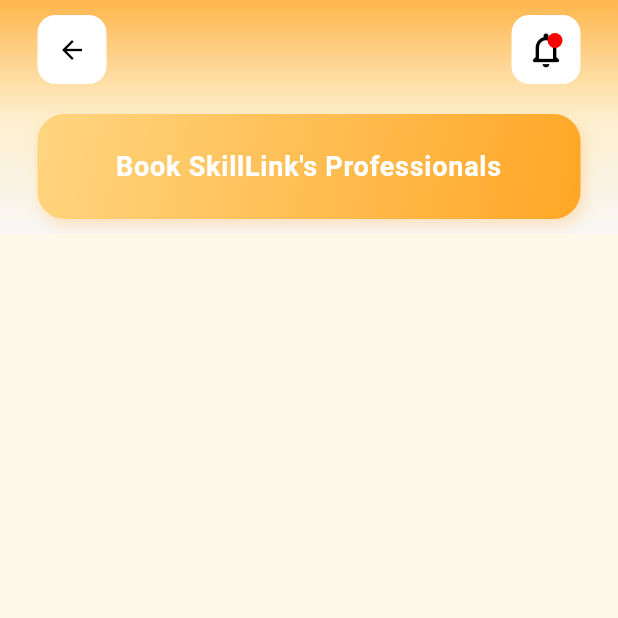
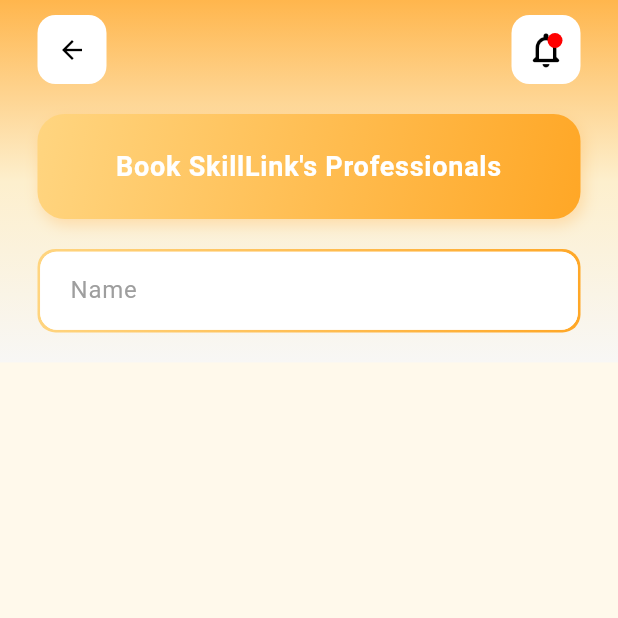
Before and after one commit to sumit-jangid-1708/skilllink, a Flutter app: the BookingScreen screen opened by its route, on a phone screen of 412 x 824 dp, the top half of it. Run offline on Flutter 3.47's test engine with Material 3 defaults, Android fonts, the phone set to English and light mode, and no system bars; our stand-ins replace fluttertoast, get, google_maps_flutter, intl_phone_field, shared_preferences; accounts and stored records are empty.

Commit message:
make a custom text field

```diff
--- /dev/null
+++ b/lib/utils/gradient_textfield.dart
@@ -0,0 +1,73 @@
+import "package:flutter/material.dart";
+
+class GradientTextField extends StatelessWidget {
+  final String hintText;
+  final bool obscureText;
+  final TextEditingController? controller;
+  final TextInputType keyboardType;
+  final IconData? prefixIcon;
+  final IconData? suffixIcon;
+  final VoidCallback? onSuffixTap;
+
+  const GradientTextField({
+    super.key,
+    required this.hintText,
+    required this.obscureText,
+    this.controller,
+    required this.keyboardType,
+    this.prefixIcon,
+    this.suffixIcon,
+    this.onSuffixTap});
+
+  @override
+  Widget build(BuildContext context) {
+    double width = MediaQuery.of(context).size.width;
+    return Container(
+      width: width * 0.9,
+      decoration: BoxDecoration(
+        gradient: const LinearGradient(colors: [
+          Color(0xFFFFD580), // soft yellow-orange top
+          Color(0xFFFFA726), // deeper orange bottom
+        ],
+        begin: Alignment.topLeft,
+          end: Alignment.bottomRight
+        ),
+        borderRadius: BorderRadius.circular(12),
+      ),
+      child: Container(
+        margin: const EdgeInsets.all(1.8),
+        decoration: BoxDecoration(
+          color: Colors.white,
+          borderRadius: BorderRadius.circular(11),
+        ),
+        child: TextField(
+          controller: controller,
+          obscureText: obscureText,
+          keyboardType: keyboardType,
+          style: const TextStyle(fontSize: 16),
+          decoration: InputDecoration(
+            hintText: hintText,
+            hintStyle: const TextStyle(color: Colors.grey),
+            prefixIcon: prefixIcon != null
+              ? Icon(prefixIcon, color: Colors.orangeAccent,)
+                :null,
+            suffixIcon: suffixIcon != null
+              ?GestureDetector(
+              onTap: onSuffixTap,
+              child: Icon(suffixIcon, color: Colors.orangeAccent,),
+            )
+                :null,
+            filled: true,
+            fillColor: Colors.white,
+            border: OutlineInputBorder(
+              borderRadius: BorderRadius.circular(11),
+              borderSide: BorderSide.none,
+            ),
+            contentPadding:
+              const EdgeInsets.symmetric(vertical: 14, horizontal: 16),
+          ),
+        ),
+      ),
+    );
+  }
+}
--- a/lib/view/booking_screen/booking_screen.dart
+++ b/lib/view/booking_screen/booking_screen.dart
@@ -3,6 +3,7 @@
 import 'package:skill_link/utils/curved_background.dart';
 
 import '../../res/colors/app_color.dart';
+import '../../utils/gradient_textfield.dart';
 
 class BookingScreen extends StatelessWidget {
   final VoidCallback? onNotificationTap;
@@ -110,6 +111,19 @@
                     ),
                   ),
 
+                  SizedBox(
+                    height: 20,
+                  ),
+                  Column(
+                    children: [
+                      GradientTextField(
+                        hintText: 'Name',
+                        obscureText: true,
+                         keyboardType: TextInputType.text,
+                      ),
+                      SizedBox(height: 10,),
+                    ],
+                  )
 
 
                 ],
```
